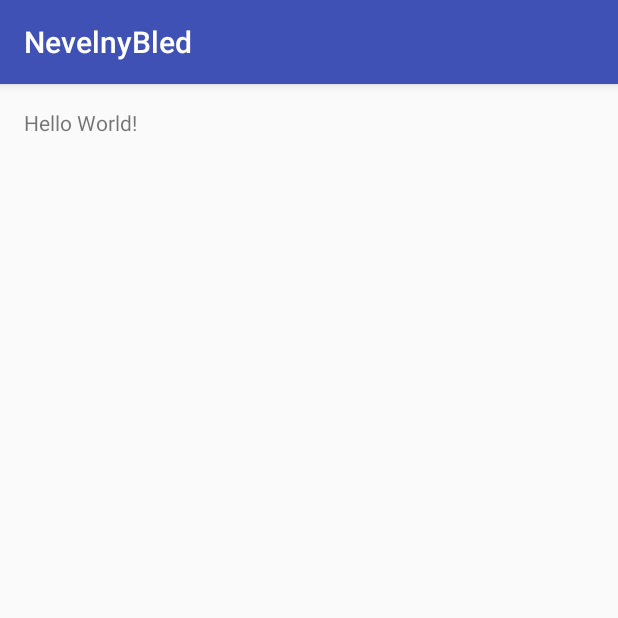
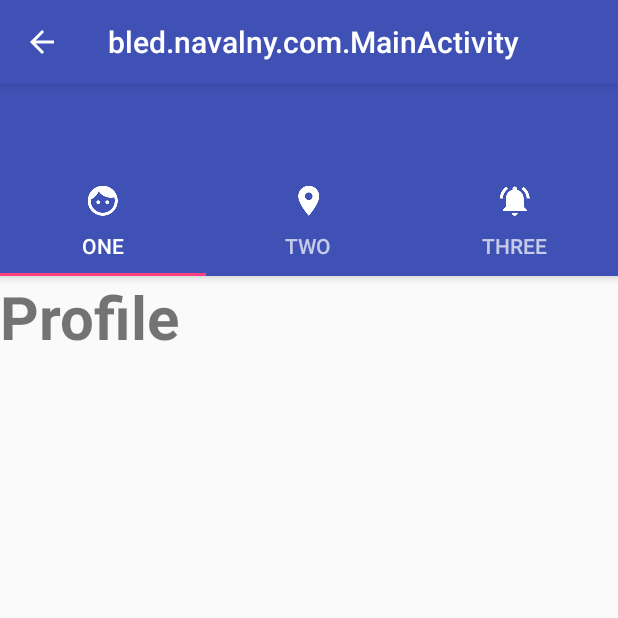
Before and after one commit to Svyatozar/Navalny.Pulse, an Android app: the screen it shows after launch (MainActivity), on a phone screen of 412 x 824 dp, the top half of it. Run offline under Robolectric (Android 15) with nearby library versions, the phone set to English and light mode, and no system bars; 1 statement that could not run was skipped.

```diff
--- a/app/build.gradle
+++ b/app/build.gradle
@@ -21,5 +21,9 @@ android {
 
 dependencies {
     compile fileTree(dir: 'libs', include: ['*.jar'])
-    compile 'com.android.support:appcompat-v7:26.0.0-alpha1'
+    compile 'com.android.support:appcompat-v7:26.+'
+    compile 'com.android.support.constraint:constraint-layout:1.0.2'
+    compile 'com.android.support:design:26.+'
+    testCompile 'junit:junit:4.12'
+    compile 'com.google.android.gms:play-services-maps:11.0.4'
 }
--- a/app/src/main/AndroidManifest.xml
+++ b/app/src/main/AndroidManifest.xml
@@ -4,8 +4,7 @@
 
     <application
         android:allowBackup="true"
-        android:icon="@mipmap/ic_launcher"
-        android:label="@string/app_name"
+        android:icon="@drawable/ic_face_white_24dp"
         android:supportsRtl="true"
         android:theme="@style/AppTheme">
         <activity android:name=".MainActivity">
--- a/app/src/main/java/bled/navalny/com/MainActivity.java
+++ b/app/src/main/java/bled/navalny/com/MainActivity.java
@@ -1,15 +1,90 @@
 package bled.navalny.com;
 
+import android.os.Bundle;
+import android.support.design.widget.TabLayout;
+import android.support.v4.app.Fragment;
+import android.support.v4.app.FragmentManager;
+import android.support.v4.app.FragmentPagerAdapter;
+import android.support.v4.view.ViewPager;
 import android.support.v7.app.AppCompatActivity;
-import android.os.Bundle;
+import android.support.v7.widget.Toolbar;
 
-public class MainActivity extends AppCompatActivity
-{
+import java.util.ArrayList;
+import java.util.List;
 
-	@Override
-	protected void onCreate(Bundle savedInstanceState)
-	{
-		super.onCreate(savedInstanceState);
-		setContentView(R.layout.activity_main);
-	}
+import bled.navalny.com.fragment.MapFragment;
+import bled.navalny.com.fragment.NotificationsFragment;
+import bled.navalny.com.fragment.ProfileFragment;
+
+
+public class MainActivity extends AppCompatActivity {
+
+    private Toolbar toolbar;
+    private TabLayout tabLayout;
+    private ViewPager viewPager;
+    private int[] tabIcons = {
+            R.drawable.ic_face_white_24dp,
+            R.drawable.ic_place_white_24dp,
+            R.drawable.ic_notifications_active_white_24dp
+    };
+
+    @Override
+    protected void onCreate(Bundle savedInstanceState) {
+        super.onCreate(savedInstanceState);
+        setContentView(R.layout.activity_main);
+
+        toolbar = (Toolbar) findViewById(R.id.toolbar);
+        setSupportActionBar(toolbar);
+        getSupportActionBar().setDisplayHomeAsUpEnabled(true);
+
+        viewPager = (ViewPager) findViewById(R.id.viewpager);
+        setupViewPager(viewPager);
+
+        tabLayout = (TabLayout) findViewById(R.id.tabs);
+        tabLayout.setupWithViewPager(viewPager);
+        setupTabIcons();
+    }
+
+    private void setupTabIcons() {
+        tabLayout.getTabAt(0).setIcon(tabIcons[0]);
+        tabLayout.getTabAt(1).setIcon(tabIcons[1]);
+        tabLayout.getTabAt(2).setIcon(tabIcons[2]);
+    }
+
+    private void setupViewPager(ViewPager viewPager) {
+        ViewPagerAdapter adapter = new ViewPagerAdapter(getSupportFragmentManager());
+        adapter.addFrag(new ProfileFragment(), "ONE");
+        adapter.addFrag(new MapFragment(), "TWO");
+        adapter.addFrag(new NotificationsFragment(), "THREE");
+        viewPager.setAdapter(adapter);
+    }
+
+    class ViewPagerAdapter extends FragmentPagerAdapter {
+        private final List<Fragment> mFragmentList = new ArrayList<>();
+        private final List<String> mFragmentTitleList = new ArrayList<>();
+
+        public ViewPagerAdapter(FragmentManager manager) {
+            super(manager);
+        }
+
+        @Override
+        public Fragment getItem(int position) {
+            return mFragmentList.get(position);
+        }
+
+        @Override
+        public int getCount() {
+            return mFragmentList.size();
+        }
+
+        public void addFrag(Fragment fragment, String title) {
+            mFragmentList.add(fragment);
+            mFragmentTitleList.add(title);
+        }
+
+        @Override
+        public CharSequence getPageTitle(int position) {
+            return mFragmentTitleList.get(position);
+        }
+    }
 }
--- a/app/src/main/java/bled/navalny/com/fragment/MapFragment.java
+++ b/app/src/main/java/bled/navalny/com/fragment/MapFragment.java
@@ -1,4 +1,4 @@
-package com.example.persick.navalnyandroid.fragment;
+package bled.navalny.com.fragment;
 
 
 import android.os.Bundle;
@@ -7,7 +7,7 @@ import android.view.LayoutInflater;
 import android.view.View;
 import android.view.ViewGroup;
 
-import com.example.persick.navalnyandroid.R;
+import bled.navalny.com.R;
 
 /**
  * Created by persick on 12/08/2017.
--- a/app/src/main/java/bled/navalny/com/fragment/NotificationsFragment.java
+++ b/app/src/main/java/bled/navalny/com/fragment/NotificationsFragment.java
@@ -1,4 +1,4 @@
-package com.example.persick.navalnyandroid.fragment;
+package bled.navalny.com.fragment;
 
 import android.os.Bundle;
 import android.support.v4.app.Fragment;
@@ -6,7 +6,7 @@ import android.view.LayoutInflater;
 import android.view.View;
 import android.view.ViewGroup;
 
-import com.example.persick.navalnyandroid.R;
+import bled.navalny.com.R;
 
 /**
  * Created by persick on 12/08/2017.
--- a/app/src/main/java/bled/navalny/com/fragment/ProfileFragment.java
+++ b/app/src/main/java/bled/navalny/com/fragment/ProfileFragment.java
@@ -1,4 +1,4 @@
-package com.example.persick.navalnyandroid.fragment;
+package bled.navalny.com.fragment;
 
 import android.os.Bundle;
 import android.support.v4.app.Fragment;
@@ -6,7 +6,7 @@ import android.view.LayoutInflater;
 import android.view.View;
 import android.view.ViewGroup;
 
-import com.example.persick.navalnyandroid.R;
+import bled.navalny.com.R;
 
 /**
  * Created by persick on 12/08/2017.
--- a/app/src/main/res/layout/activity_main.xml
+++ b/app/src/main/res/layout/activity_main.xml
@@ -1,18 +1,32 @@
-<?xml version="1.0" encoding="utf-8"?>
-<RelativeLayout
-    android:id="@+id/activity_main"
-    xmlns:android="http://schemas.android.com/apk/res/android"
-    xmlns:tools="http://schemas.android.com/tools"
+<android.support.design.widget.CoordinatorLayout xmlns:android="http://schemas.android.com/apk/res/android"
+    xmlns:app="http://schemas.android.com/apk/res-auto"
     android:layout_width="match_parent"
-    android:layout_height="match_parent"
-    android:paddingBottom="@dimen/activity_vertical_margin"
-    android:paddingLeft="@dimen/activity_horizontal_margin"
-    android:paddingRight="@dimen/activity_horizontal_margin"
-    android:paddingTop="@dimen/activity_vertical_margin"
-    tools:context="bled.navalny.com.MainActivity">
+    android:layout_height="match_parent">
 
-    <TextView
-        android:layout_width="wrap_content"
+    <android.support.design.widget.AppBarLayout
+        android:layout_width="match_parent"
         android:layout_height="wrap_content"
-        android:text="Hello World!"/>
-</RelativeLayout>
+        android:theme="@style/ThemeOverlay.AppCompat.Dark.ActionBar">
+
+        <android.support.v7.widget.Toolbar
+            android:id="@+id/toolbar"
+            android:layout_width="match_parent"
+            android:layout_height="?attr/actionBarSize"
+            android:background="?attr/colorPrimary"
+            app:layout_scrollFlags="scroll|enterAlways"
+            app:popupTheme="@style/ThemeOverlay.AppCompat.Light" />
+
+        <android.support.design.widget.TabLayout
+            android:id="@+id/tabs"
+            android:layout_width="match_parent"
+            android:layout_height="wrap_content"
+            app:tabMode="fixed"
+            app:tabGravity="fill"  />
+    </android.support.design.widget.AppBarLayout>
+
+    <android.support.v4.view.ViewPager
+        android:id="@+id/viewpager"
+        android:layout_width="match_parent"
+        android:layout_height="match_parent"
+        app:layout_behavior="@string/appbar_scrolling_view_behavior"/>
+</android.support.design.widget.CoordinatorLayout>
--- a/app/src/main/res/layout/fragment_profile.xml
+++ b/app/src/main/res/layout/fragment_profile.xml
@@ -1,7 +1,12 @@
-<RelativeLayout xmlns:android="http://schemas.android.com/apk/res/android"
+<LinearLayout xmlns:android="http://schemas.android.com/apk/res/android"
     xmlns:tools="http://schemas.android.com/tools"
     android:layout_width="match_parent"
-    android:layout_height="match_parent">
+    android:layout_height="match_parent"
+    android:orientation="vertical">
+
+    <LinearLayout
+        android:layout_width="match_parent"
+        android:layout_height="wrap_content"></LinearLayout>
 
     <TextView
         android:layout_width="wrap_content"
@@ -11,4 +16,4 @@
         android:textStyle="bold"
         android:layout_centerInParent="true"/>
 
-</RelativeLayout>
+</LinearLayout>
--- a/build.gradle
+++ b/build.gradle
@@ -5,7 +5,7 @@ buildscript {
         jcenter()
     }
     dependencies {
-        classpath 'com.android.tools.build:gradle:2.2.3'
+        classpath 'com.android.tools.build:gradle:2.3.3'
 
         // NOTE: Do not place your application dependencies here; they belong
         // in the individual module build.gradle files
```
Also changed, not shown: gradle/wrapper/gradle-wrapper.properties.
